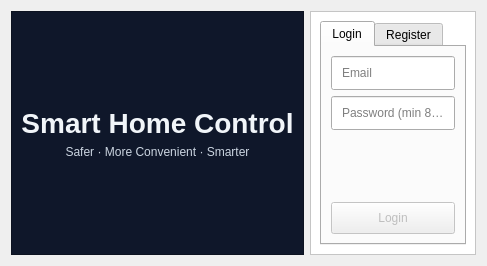
Qt form src/widgets/loginwidget.ui (yeisme/CrossControl) before a commit.
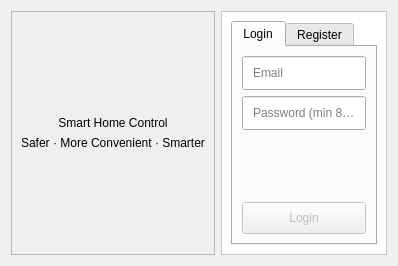
The same form after that commit.

```diff
--- a/src/widgets/loginwidget.ui
+++ b/src/widgets/loginwidget.ui
@@ -11,9 +11,6 @@
      <property name="frameShape">
       <enum>QFrame::StyledPanel</enum>
      </property>
-   <property name="styleSheet">
-    <string>QFrame#frameLeft { background: #0f172a; color: #e2e8f0; } QLabel#labelBrand { font-size: 28px; font-weight: 700; color: #f1f5f9; } QLabel#labelSlogan { font-size: 12px; color: #cbd5e1; }</string>
-   </property>
      <layout class="QVBoxLayout" name="verticalLayoutLeft">
       <item>
        <spacer name="verticalSpacerLeftTop">
```
Lines whose indentation alone changed are shown as unchanged.
